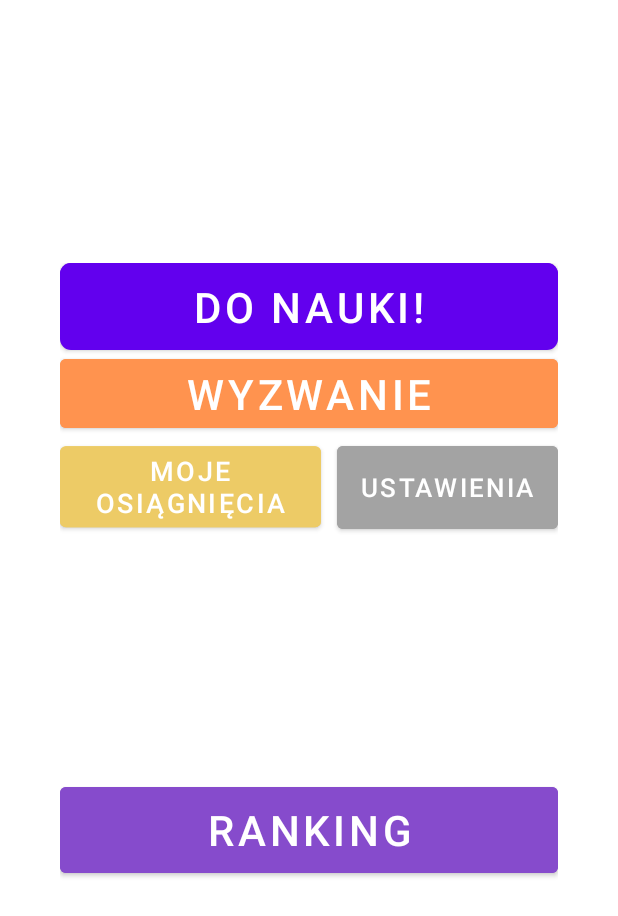
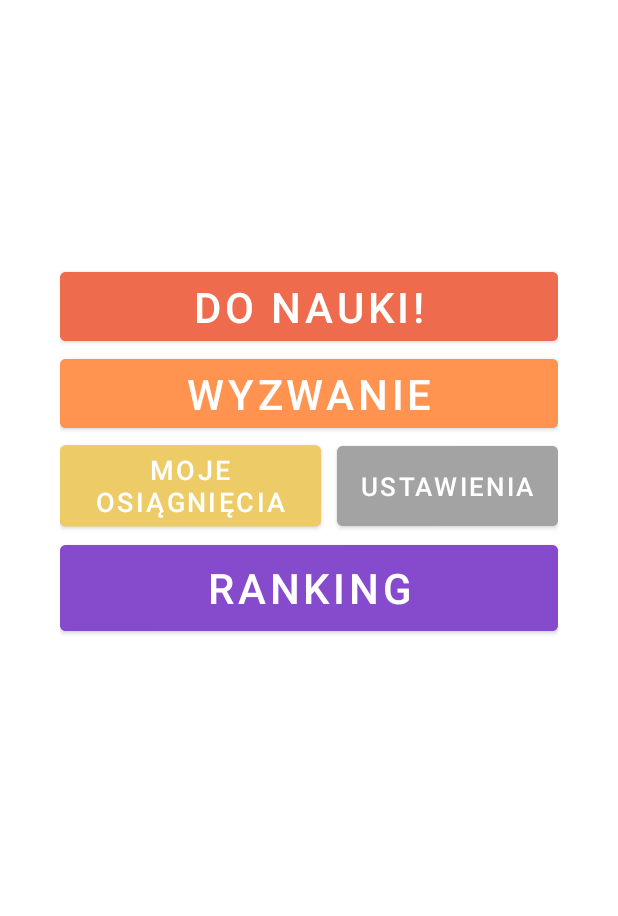
Before and after one commit to Jwalczaak/englishApp, an Android app: the screen it shows after launch (MainActivity), on a phone screen of 412 x 824 dp. Shown: the top 916 px of the screen. Run offline under Robolectric (Android 15) with nearby library versions, the phone set to English and light mode, and no system bars.

Commit message:
Fixed ranking button

```diff
--- a/app/src/main/res/drawable/rounded_corner_button.xml
+++ /dev/null
@@ -1,32 +0,0 @@
-<?xml version="1.0" encoding="utf-8"?>
-<layer-list xmlns:android="http://schemas.android.com/apk/res/android">
-
-    <!-- Bottom 15dp Shadow -->
-    <item>
-        <shape  android:shape="rectangle">
-
-            <!--            Button Shadow Color -->
-            <solid android:color="#52772C" />
-            <corners android:radius="7dp" />
-
-        </shape>
-    </item>
-
-    <!-- White Top color -->
-    <item android:bottom="15px">
-
-        <shape  android:shape="rectangle">
-            <padding android:bottom="10dp"
-                android:top="10dp"
-                android:left="20dp"
-                android:right="20dp"/>
-
-            <!--            Button TOP Color -->
-            <solid android:color="#7CB342" />
-            <corners android:radius="7dp" />
-        </shape>
-
-    </item>
-
-
-</layer-list>
--- a/app/src/main/res/layout/activity_main.xml
+++ b/app/src/main/res/layout/activity_main.xml
@@ -9,7 +9,7 @@
 
     <LinearLayout
         android:layout_width="match_parent"
-        android:layout_height="match_parent"
+        android:layout_height="wrap_content"
         android:layout_marginHorizontal="40dp"
         android:layout_marginVertical="205dp"
         android:translationY="-30dp"
@@ -19,9 +19,9 @@
             android:id="@+id/start"
             android:layout_width="match_parent"
             android:layout_height="wrap_content"
-            android:background="@drawable/rounded_corner_button"
+            android:backgroundTint="@color/red"
             android:text="@string/menu_start_text"
-            android:textSize="28dp" />
+            android:textSize="28sp" />
 
         <Button
             android:id="@+id/challenge"
@@ -29,7 +29,7 @@
             android:layout_height="wrap_content"
             android:backgroundTint="@color/skin"
             android:text="@string/menu_challenge_text"
-            android:textSize="28dp"
+            android:textSize="28sp"
 
             />
 
@@ -41,23 +41,26 @@
                 android:id="@+id/achievements"
                 android:layout_width="wrap_content"
                 android:layout_height="wrap_content"
-                android:layout_marginRight="5dp"
+                android:layout_marginEnd="5dp"
                 android:layout_weight="1"
                 android:backgroundTint="@color/greyyellow"
                 android:text="@string/menu_achievements_text"
-                android:textSize="18dp"
+                android:textSize="18sp"
+                android:textAlignment="center"
                 android:translationY="-10.5dp" />
 
             <Button
                 android:id="@+id/settings"
                 android:layout_width="wrap_content"
-                android:layout_height="67dp"
-                android:layout_marginLeft="5dp"
+                android:layout_height="65dp"
+                android:layout_marginStart="5dp"
+
                 android:layout_weight="0"
                 android:backgroundTint="@color/grey"
                 android:text="@string/menu_settings_text"
                 android:textAlignment="gravity"
-                android:textSize="17dp" />
+                android:textSize="17sp" />
+
         </TableRow>
 
         <Button
@@ -66,8 +69,8 @@
             android:layout_height="69dp"
             android:backgroundTint="@color/purple"
             android:text="@string/menu_rank_text"
-            android:textSize="28dp"
-            android:translationY="-70dp" />
+            android:textSize="28sp"
+             />
 
 
     </LinearLayout>
--- a/app/src/main/res/values/strings.xml
+++ b/app/src/main/res/values/strings.xml
@@ -3,7 +3,7 @@
     <string name="menu_hi_text">Hej!</string>
     <string name="menu_start_text">Do nauki!</string>
     <string name="menu_challenge_text">Wyzwanie</string>
-    <string name="menu_achievements_text">Moje osiągnięcia</string>
+    <string name="menu_achievements_text">Moje\nosiągnięcia</string>
     <string name="menu_settings_text">Ustawienia</string>
     <string name="menu_rank_text">Ranking</string>
 </resources>
```
